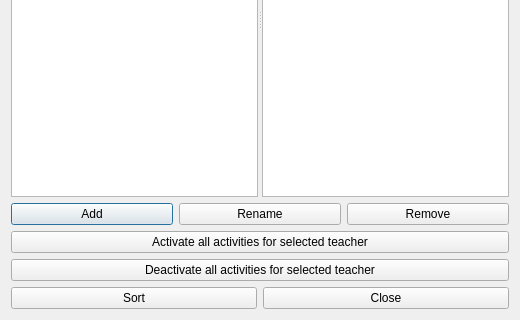
Qt form src/interface/teachersform_template.ui (karandit/fet) before a commit; both pictures show x 0 to 520 and y 170 to 490 of the 520 by 490 pixel window.
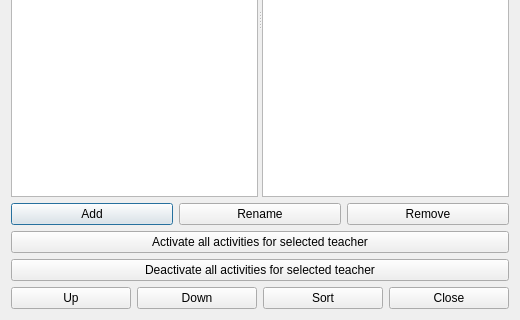
The same form after that commit.

Diff of the .ui file:
```diff
--- a/src/interface/teachersform_template.ui
+++ b/src/interface/teachersform_template.ui
@@ -30,8 +30,6 @@
     </widget>
    </item>
    <item row="1" column="0">
-    <layout class="QVBoxLayout" name="verticalLayout">
-     <item>
       <layout class="QHBoxLayout" name="horizontalLayout_2">
        <item>
         <widget class="QPushButton" name="addTeacherPushButton">
@@ -70,8 +68,22 @@
        </property>
       </widget>
      </item>
-     <item>
+   <item row="4" column="0">
       <layout class="QHBoxLayout" name="horizontalLayout">
+     <item>
+      <widget class="QPushButton" name="moveTeacherUpPushButton">
+       <property name="text">
+        <string comment="It means move the item up in the list">Up</string>
+       </property>
+      </widget>
+     </item>
+     <item>
+      <widget class="QPushButton" name="moveTeacherDownPushButton">
+       <property name="text">
+        <string comment="It means move the item down in the list">Down</string>
+       </property>
+      </widget>
+     </item>
        <item>
         <widget class="QPushButton" name="sortTeachersPushButton">
          <property name="text">
@@ -85,8 +97,6 @@
           <string>Close</string>
          </property>
         </widget>
-       </item>
-      </layout>
      </item>
     </layout>
    </item>
```
Left out of the diff: 4 changed lines with no effect on the pictures. Lines whose indentation alone changed are shown as unchanged.
